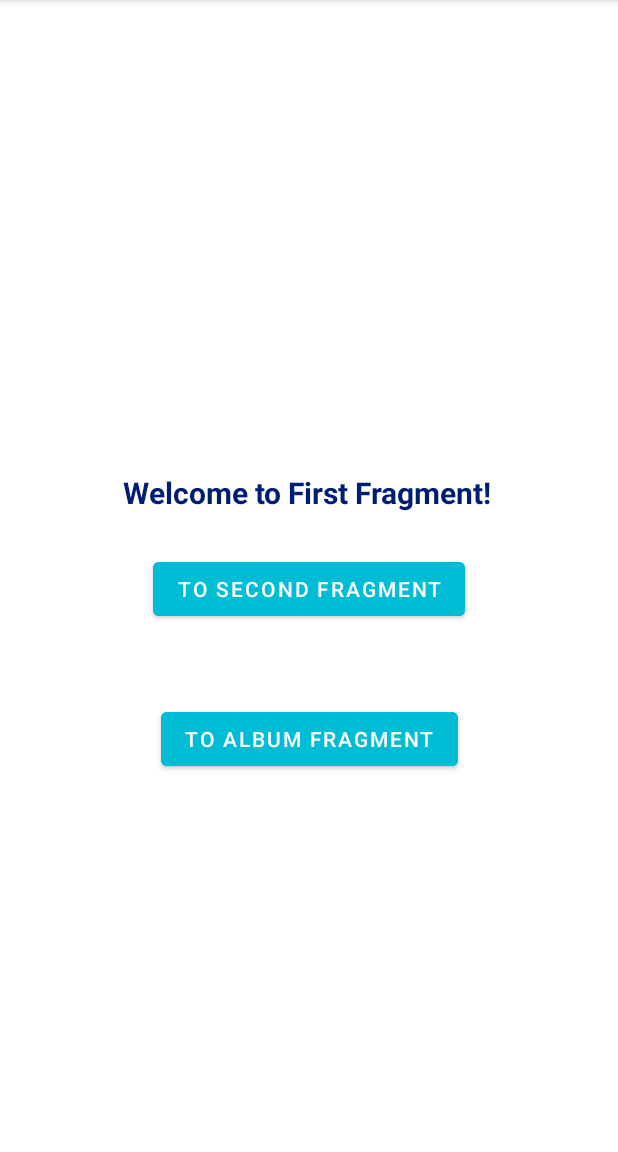
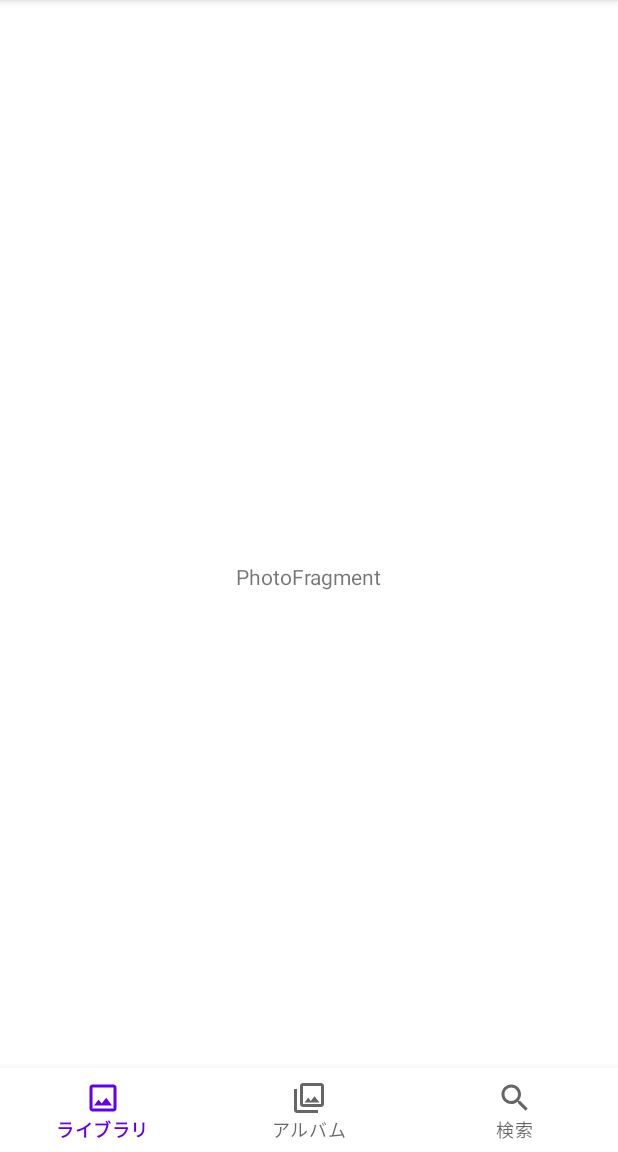
Before and after one commit to reone19/Exif, an Android app: the screen it shows after launch (MainActivity), on a phone screen of 412 x 824 dp, the part 84-1236 px from its top. Run offline under Robolectric (Android 15) with nearby library versions, the phone set to English and light mode, and no system bars; our stand-ins replace navigation-ui.

Commit message:
misonoと結合用2

```diff
--- a/app/src/main/java/com/example/exif/FirstFragment.kt
+++ /dev/null
@@ -1,48 +0,0 @@
-package com.example.exif
-
-import android.os.Bundle
-import android.util.Log
-import android.view.LayoutInflater
-import android.view.View
-import android.view.ViewGroup
-import android.widget.Button
-import androidx.fragment.app.Fragment
-
-class FirstFragment : Fragment() {
-
-    companion object {
-        private const val TAG = "FirstFragment"
-    }
-
-    override fun onCreateView(
-        inflater: LayoutInflater,
-        container: ViewGroup?,
-        savedInstanceState: Bundle?
-    ): View? {
-        return inflater.inflate(R.layout.first_fragment, container, false)
-    }
-
-    override fun onViewCreated(view: View, savedInstanceState: Bundle?) {
-        super.onViewCreated(view, savedInstanceState)
-        val toSecondButton = view.findViewById<Button>(R.id.to_second_fragment_button)
-        toSecondButton.setOnClickListener{
-            Log.d(TAG, "toSecondButton pressed!")
-            val secondFragment = SecondFragment()
-            val fragmentTransaction = fragmentManager?.beginTransaction()
-            fragmentTransaction?.addToBackStack(null)
-            fragmentTransaction?.replace(R.id.fragment_container, secondFragment)
-            fragmentTransaction?.commit()
-        }
-
-        super.onViewCreated(view, savedInstanceState)
-        val toAlbumButton = view.findViewById<Button>(R.id.to_album_fragment_button)
-        toAlbumButton.setOnClickListener{
-            Log.d(TAG, "toAlbumButton pressed!")
-            val AlbumFragment = AlbumFragment()
-            val fragmentTransaction = fragmentManager?.beginTransaction()
-            fragmentTransaction?.addToBackStack(null)
-            fragmentTransaction?.replace(R.id.fragment_container, AlbumFragment)
-            fragmentTransaction?.commit()
-        }
-    }
-}
--- a/app/src/main/java/com/example/exif/MainActivity.kt
+++ b/app/src/main/java/com/example/exif/MainActivity.kt
@@ -1,16 +1,16 @@
 package com.example.exif
 
+import androidx.appcompat.app.AppCompatActivity
 import android.os.Bundle
-import androidx.appcompat.app.AppCompatActivity
-
+import androidx.navigation.Navigation
+import androidx.navigation.findNavController
+import androidx.navigation.ui.NavigationUI.setupWithNavController
+import kotlinx.android.synthetic.main.activity_main.*
 class MainActivity : AppCompatActivity() {
     override fun onCreate(savedInstanceState: Bundle?) {
         super.onCreate(savedInstanceState)
         setContentView(R.layout.activity_main)
-
-        val firstFragment = FirstFragment()
-        val fragmentTransaction = supportFragmentManager.beginTransaction()
-        fragmentTransaction.add(R.id.fragment_container, firstFragment)
-        fragmentTransaction.commit()
+        val navController = findNavController(R.id.nav_host_fragment)
+        setupWithNavController(bottom_navigation, navController)
     }
 }
--- /dev/null
+++ b/app/src/main/java/com/example/exif/PhotoFragment.kt
@@ -0,0 +1,17 @@
+package com.example.exif
+
+import android.os.Bundle
+import androidx.fragment.app.Fragment
+import android.view.LayoutInflater
+import android.view.View
+import android.view.ViewGroup
+class PhotoFragment : Fragment() {
+    override fun onCreateView(
+        inflater: LayoutInflater, container: ViewGroup?,
+        savedInstanceState: Bundle?
+    ): View? {
+        // Inflate the layout for this fragment
+        super.onCreateView(inflater, container, savedInstanceState)
+        return inflater.inflate(R.layout.fragment_photo, container, false)
+    }
+}
--- /dev/null
+++ b/app/src/main/res/drawable/ic_album.xml
@@ -0,0 +1,10 @@
+<?xml version="1.0" encoding="utf-8"?>
+<vector xmlns:android="http://schemas.android.com/apk/res/android"
+    android:width="24dp"
+    android:height="24dp"
+    android:viewportWidth="24.0"
+    android:viewportHeight="24.0">
+    <path
+        android:fillColor="#FF000000"
+        android:pathData="M20 4v12H8V4h12m0-2H8c-1.1 0-2 0.9-2 2v12c0 1.1 0.9 2 2 2h12c1.1 0 2-0.9 2-2V4c0-1.1-0.9-2-2-2zm-8.5 9.67l1.69 2.26 2.48-3.1L19 15H9zM2 6v14c0 1.1 0.9 2 2 2h14v-2H4V6H2z"/>
+</vector>
--- /dev/null
+++ b/app/src/main/res/drawable/ic_photo.xml
@@ -0,0 +1,10 @@
+<?xml version="1.0" encoding="utf-8"?>
+<vector xmlns:android="http://schemas.android.com/apk/res/android"
+    android:width="24dp"
+    android:height="24dp"
+    android:viewportWidth="24.0"
+    android:viewportHeight="24.0">
+    <path
+        android:fillColor="#FF000000"
+        android:pathData="M19 5v14H5V5h14m0-2H5c-1.1 0-2 0.9-2 2v14c0 1.1 0.9 2 2 2h14c1.1 0 2-0.9 2-2V5c0-1.1-0.9-2-2-2zm-4.86 8.86l-3 3.87L9 13.14 6 17h12l-3.86-5.14z"/>
+</vector>
--- /dev/null
+++ b/app/src/main/res/drawable/ic_search.xml
@@ -0,0 +1,10 @@
+<?xml version="1.0" encoding="utf-8"?>
+<vector xmlns:android="http://schemas.android.com/apk/res/android"
+    android:width="24dp"
+    android:height="24dp"
+    android:viewportWidth="24.0"
+    android:viewportHeight="24.0">
+    <path
+        android:fillColor="#FF000000"
+        android:pathData="M15.5 14h-0.79l-0.28-0.27C15.41 12.59 16 11.11 16 9.5 16 5.91 13.09 3 9.5 3S3 5.91 3 9.5 5.91 16 9.5 16c1.61 0 3.09-0.59 4.23-1.57l0.27 0.28 v0.79l5 4.99L20.49 19l-4.99-5zm-6 0C7.01 14 5 11.99 5 9.5S7.01 5 9.5 5 14 7.01 14 9.5 11.99 14 9.5 14z"/>
+</vector>
--- a/app/src/main/res/layout/activity_main.xml
+++ b/app/src/main/res/layout/activity_main.xml
@@ -5,11 +5,25 @@
     android:layout_width="match_parent"
     android:layout_height="match_parent"
     tools:context=".MainActivity">
-
-    <LinearLayout
-        android:id="@+id/fragment_container"
+    <FrameLayout
+        xmlns:android="http://schemas.android.com/apk/res/android"
+        xmlns:tools="http://schemas.android.com/tools"
+        xmlns:app="http://schemas.android.com/apk/res-auto"
         android:layout_width="match_parent"
         android:layout_height="match_parent"
-        android:orientation="horizontal"></LinearLayout>
-
+        tools:context=".MainActivity">
+        <fragment
+            android:id="@+id/nav_host_fragment"
+            android:layout_height="match_parent"
+            android:layout_width="match_parent"
+            android:name="androidx.navigation.fragment.NavHostFragment"
+            app:navGraph="@navigation/navigation_graph"/>
+        <com.google.android.material.bottomnavigation.BottomNavigationView
+            android:id="@+id/bottom_navigation"
+            android:layout_width="match_parent"
+            android:layout_height="wrap_content"
+            android:layout_gravity="bottom"
+            android:background="?android:attr/windowBackground"
+            app:menu="@menu/bottom_navigation_menu"/>
+    </FrameLayout>
 </androidx.constraintlayout.widget.ConstraintLayout>
--- a/app/src/main/res/layout/first_fragment.xml
+++ /dev/null
@@ -1,51 +0,0 @@
-<?xml version="1.0" encoding="utf-8"?>
-<androidx.constraintlayout.widget.ConstraintLayout xmlns:android="http://schemas.android.com/apk/res/android"
-    android:layout_width="match_parent"
-    android:layout_height="match_parent"
-    xmlns:app="http://schemas.android.com/apk/res-auto"
-    xmlns:tools="http://schemas.android.com/tools">
-
-    <TextView
-        android:id="@+id/first_fragment_text"
-        android:layout_width="wrap_content"
-        android:layout_height="wrap_content"
-        android:text="Welcome to First Fragment!"
-        android:textColor="#001D74"
-        android:textSize="20sp"
-        android:textStyle="bold"
-        app:layout_constraintBottom_toBottomOf="parent"
-        app:layout_constraintHorizontal_bias="0.495"
-        app:layout_constraintLeft_toLeftOf="parent"
-        app:layout_constraintRight_toRightOf="parent"
-        app:layout_constraintTop_toTopOf="parent"
-        app:layout_constraintVertical_bias="0.425" />
-
-    <Button
-        android:id="@+id/to_second_fragment_button"
-        android:layout_width="wrap_content"
-        android:layout_height="wrap_content"
-        android:backgroundTint="#00BCD4"
-        android:text="To Second Fragment"
-        android:textColor="#FFFFFF"
-        app:layout_constraintBottom_toBottomOf="parent"
-        app:layout_constraintLeft_toLeftOf="parent"
-        app:layout_constraintRight_toRightOf="parent"
-        app:layout_constraintTop_toTopOf="parent"
-        app:layout_constraintVertical_bias="0.512"
-        tools:ignore="MissingConstraints" />
-
-    <Button
-        android:id="@+id/to_album_fragment_button"
-        android:layout_width="wrap_content"
-        android:layout_height="wrap_content"
-        android:backgroundTint="#00BCD4"
-        android:text="To Album Fragment"
-        android:textColor="#FFFFFF"
-        app:layout_constraintBottom_toBottomOf="parent"
-        app:layout_constraintLeft_toLeftOf="parent"
-        app:layout_constraintRight_toRightOf="parent"
-        app:layout_constraintTop_toTopOf="parent"
-        app:layout_constraintVertical_bias="0.651"
-        tools:ignore="MissingConstraints" />
-
-</androidx.constraintlayout.widget.ConstraintLayout>
--- /dev/null
+++ b/app/src/main/res/layout/fragment_photo.xml
@@ -0,0 +1,16 @@
+<?xml version="1.0" encoding="utf-8"?>
+<androidx.constraintlayout.widget.ConstraintLayout
+    xmlns:android="http://schemas.android.com/apk/res/android"
+    xmlns:app="http://schemas.android.com/apk/res-auto"
+    android:layout_width="match_parent"
+    android:layout_height="match_parent">
+    <TextView
+        android:id="@+id/textView1"
+        android:text="PhotoFragment"
+        android:layout_width="wrap_content"
+        android:layout_height="wrap_content"
+        app:layout_constraintStart_toStartOf="parent"
+        app:layout_constraintTop_toTopOf="parent"
+        app:layout_constraintEnd_toEndOf="parent"
+        app:layout_constraintBottom_toBottomOf="parent"/>
+</androidx.constraintlayout.widget.ConstraintLayout>
--- /dev/null
+++ b/app/src/main/res/menu/bottom_navigation_menu.xml
@@ -0,0 +1,15 @@
+<?xml version="1.0" encoding="utf-8"?>
+<menu xmlns:android="http://schemas.android.com/apk/res/android">
+    <item
+        android:id="@+id/nav_photo"
+        android:icon="@drawable/ic_photo"
+        android:title="ライブラリ"/>
+    <item
+        android:id="@+id/nav_album"
+        android:icon="@drawable/ic_album"
+        android:title="アルバム"/>
+    <item
+        android:id="@+id/nav_search"
+        android:icon="@drawable/ic_search"
+        android:title="検索"/>
+</menu>
--- /dev/null
+++ b/app/src/main/res/navigation/navigation_graph.xml
@@ -0,0 +1,15 @@
+<?xml version="1.0" encoding="utf-8"?>
+<navigation xmlns:android="http://schemas.android.com/apk/res/android"
+    xmlns:app="http://schemas.android.com/apk/res-auto"
+    android:id="@+id/navigation_graph"
+    app:startDestination="@id/nav_photo">
+    <fragment android:id="@+id/nav_photo"
+        android:name="com.example.exif.PhotoFragment"
+        android:label="PhotoFragment"/>
+    <fragment android:id="@+id/nav_album"
+        android:name="com.example.exif.AlbumFragment"
+        android:label="AlbumFragment"/>
+    <fragment android:id="@+id/nav_search"
+        android:name="com.example.exif.SearchFragment"
+        android:label="SearchFragment"/>
+</navigation>
--- a/app/src/main/res/values/strings.xml
+++ b/app/src/main/res/values/strings.xml
@@ -9,4 +9,6 @@
 
     <string name="hello_first_fragment">Hello first fragment</string>
     <string name="hello_second_fragment">Hello second fragment. Arg: %1$s</string>
+    <!-- TODO: Remove or change this placeholder text -->
+    <string name="hello_blank_fragment">Hello blank fragment</string>
 </resources>
```
Also changed, not shown: app/build.gradle (+14 -0 lines), app/src/main/java/com/example/exif/AlbumFragment.kt (+53 -19 lines), app/src/main/java/com/example/exif/SearchFragment.kt (added, +17 -0 lines), app/src/main/java/com/example/exif/SecondFragment.kt (deleted, +0 -33 lines), app/src/main/res/layout/album_sub.xml (+8 -19 lines), app/src/main/res/layout/fragment_album.xml (renamed from app/src/main/res/layout/activity_album.xml, +52 -19 lines), app/src/main/res/layout/fragment_search.xml (added, +16 -0 lines), app/src/main/res/layout/second_fragment.xml (deleted, +0 -39 lines).
